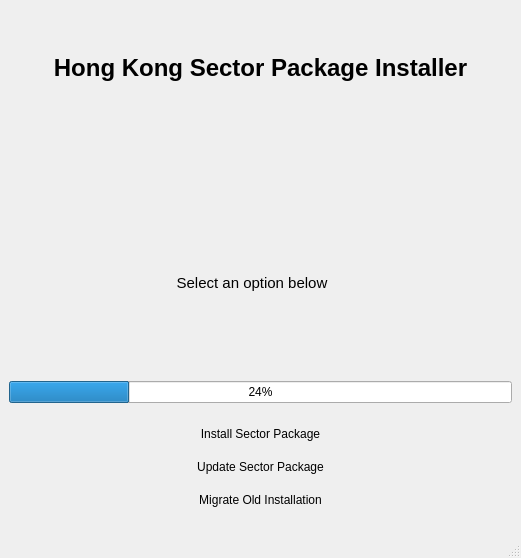
Old version of the form mainwindow.ui in the repository vatsimhk/Hong-Kong-Sector-Installer.
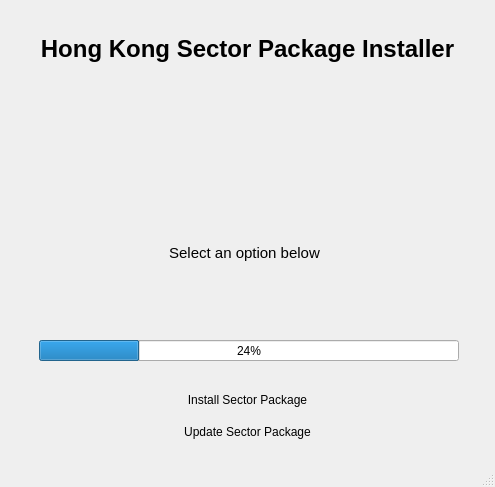
New version of the form.

Commit message: Incorporate migrate old installation functionality into update button

What changed in the file:
```diff
--- a/mainwindow.ui
+++ b/mainwindow.ui
@@ -6,8 +6,8 @@
    <rect>
     <x>0</x>
     <y>0</y>
-    <width>521</width>
-    <height>558</height>
+    <width>495</width>
+    <height>487</height>
    </rect>
   </property>
   <property name="windowTitle">
@@ -17,6 +17,18 @@
    <layout class="QVBoxLayout" name="verticalLayout_2">
     <item>
      <widget class="QLabel" name="titleLabel">
+      <property name="maximumSize">
+       <size>
+        <width>16777215</width>
+        <height>80</height>
+       </size>
+      </property>
+      <property name="baseSize">
+       <size>
+        <width>0</width>
+        <height>0</height>
+       </size>
+      </property>
       <property name="styleSheet">
        <string notr="true">font: 36pt &quot;Fixel Text&quot;;
 font-size: bold;
@@ -29,13 +41,19 @@
     </item>
     <item>
      <widget class="QWidget" name="logo" native="true">
+      <property name="maximumSize">
+       <size>
+        <width>16777215</width>
+        <height>200</height>
+       </size>
+      </property>
       <widget class="QLabel" name="logoLabel">
        <property name="geometry">
         <rect>
          <x>0</x>
-         <y>1</y>
-         <width>486</width>
-         <height>91</height>
+         <y>0</y>
+         <width>471</width>
+         <height>121</height>
         </rect>
        </property>
        <property name="text">
@@ -51,8 +69,8 @@
         <rect>
          <x>0</x>
          <y>0</y>
-         <width>486</width>
-         <height>53</height>
+         <width>471</width>
+         <height>71</height>
         </rect>
        </property>
        <property name="styleSheet">
@@ -63,14 +81,17 @@
        <property name="text">
         <string>&lt;html&gt;&lt;head/&gt;&lt;body&gt;&lt;p align=&quot;center&quot;&gt;&lt;span style=&quot; font-size:11pt;&quot;&gt;Select an option below&lt;/span&gt;&lt;/p&gt;&lt;/body&gt;&lt;/html&gt;</string>
        </property>
+       <property name="alignment">
+        <set>Qt::AlignCenter</set>
+       </property>
       </widget>
       <widget class="QLabel" name="errorBox">
        <property name="geometry">
         <rect>
-         <x>8</x>
-         <y>49</y>
+         <x>0</x>
+         <y>60</y>
          <width>471</width>
-         <height>41</height>
+         <height>51</height>
         </rect>
        </property>
        <property name="styleSheet">
@@ -81,27 +102,69 @@
        <property name="text">
         <string>&lt;html&gt;&lt;head/&gt;&lt;body&gt;&lt;p align=&quot;center&quot;&gt;&lt;br/&gt;&lt;/p&gt;&lt;/body&gt;&lt;/html&gt;</string>
        </property>
+       <property name="alignment">
+        <set>Qt::AlignCenter</set>
+       </property>
       </widget>
      </widget>
     </item>
     <item>
-     <widget class="QProgressBar" name="progressBar">
+     <widget class="QWidget" name="widget" native="true">
+      <property name="maximumSize">
+       <size>
+        <width>16777215</width>
+        <height>30</height>
+       </size>
+      </property>
       <property name="styleSheet">
-       <string notr="true">QProgressBar::chunk { background-color: rgb(36,131,179); };
+       <string notr="true"/>
+      </property>
+      <widget class="QProgressBar" name="progressBar">
+       <property name="geometry">
+        <rect>
+         <x>30</x>
+         <y>0</y>
+         <width>420</width>
+         <height>21</height>
+        </rect>
+       </property>
+       <property name="maximumSize">
+        <size>
+         <width>420</width>
+         <height>30</height>
+        </size>
+       </property>
+       <property name="styleSheet">
+        <string notr="true">QProgressBar::chunk { background-color: rgb(36,131,179); };
 QProgressBar { color: black; }
-text-align: center
-</string>
-      </property>
-      <property name="value">
-       <number>24</number>
-      </property>
-      <property name="format">
-       <string>%p%</string>
-      </property>
+text-align: center;</string>
+       </property>
+       <property name="value">
+        <number>24</number>
+       </property>
+       <property name="alignment">
+        <set>Qt::AlignCenter</set>
+       </property>
+       <property name="format">
+        <string>%p%</string>
+       </property>
+      </widget>
      </widget>
     </item>
     <item>
      <widget class="QWidget" name="buttons" native="true">
+      <property name="minimumSize">
+       <size>
+        <width>0</width>
+        <height>0</height>
+       </size>
+      </property>
+      <property name="maximumSize">
+       <size>
+        <width>16777215</width>
+        <height>80</height>
+       </size>
+      </property>
       <property name="autoFillBackground">
        <bool>false</bool>
       </property>
@@ -149,28 +212,6 @@
          </property>
         </widget>
        </item>
-       <item>
-        <widget class="QPushButton" name="migrateButton">
-         <property name="mouseTracking">
-          <bool>false</bool>
-         </property>
-         <property name="styleSheet">
-          <string notr="true">QPushButton:pressed { background-color: rgb(36,131,179); }</string>
-         </property>
-         <property name="text">
-          <string>Migrate Old Installation</string>
-         </property>
-         <property name="autoDefault">
-          <bool>false</bool>
-         </property>
-         <property name="default">
-          <bool>true</bool>
-         </property>
-         <property name="flat">
-          <bool>true</bool>
-         </property>
-        </widget>
-       </item>
       </layout>
      </widget>
     </item>
```
The commit also changes 6 other files.
